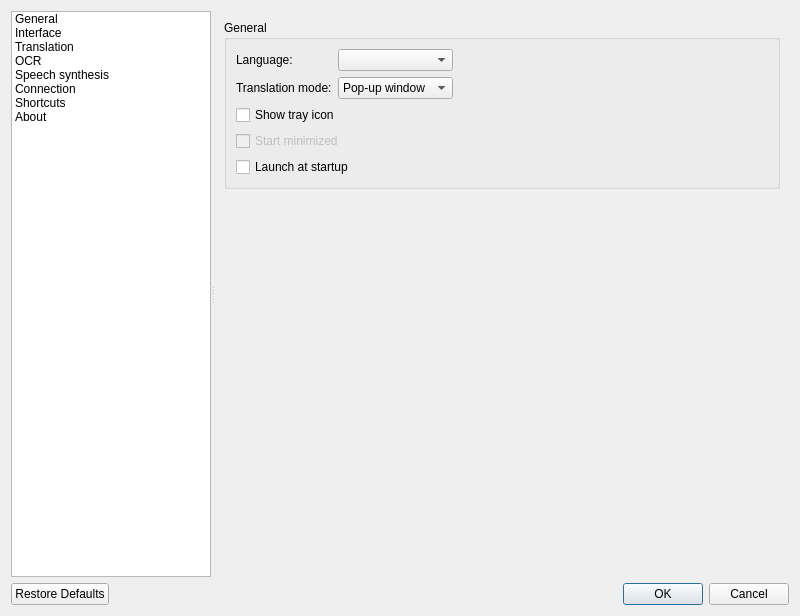
First picture: the form in src/settings/settingsdialog.ui, repository crow-translate/crow-translate, before the edit.
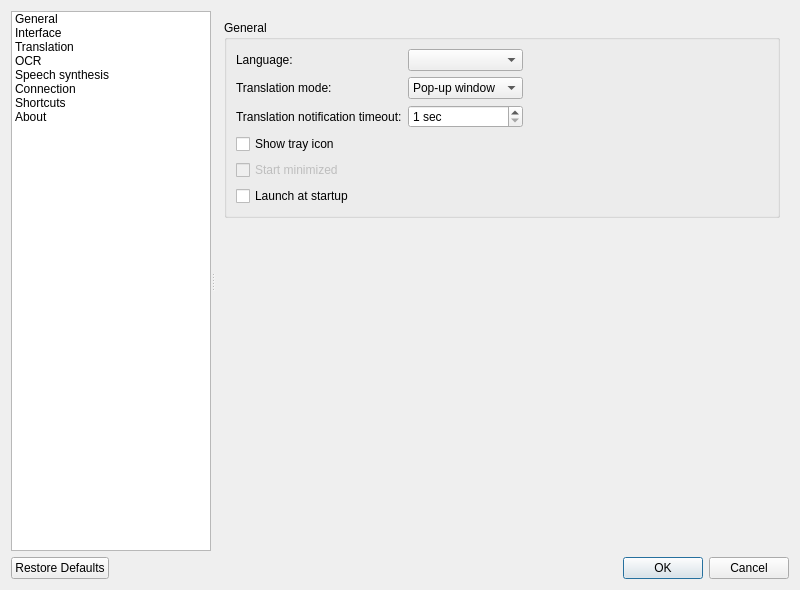
Second picture: the form after the edit. Icons and pictures are not drawn. Custom widgets are drawn as their Qt base class.

Commit message: Move notification timeout to General section It's more behavior configuration then interface.

Patch:
```diff
--- a/src/settings/settingsdialog.ui
+++ b/src/settings/settingsdialog.ui
@@ -7,7 +7,7 @@
     <x>0</x>
     <y>0</y>
     <width>800</width>
-    <height>616</height>
+    <height>590</height>
    </rect>
   </property>
   <property name="windowTitle">
@@ -131,7 +131,7 @@
           <property name="title">
            <string>General</string>
           </property>
-          <layout class="QGridLayout" name="generalBoxLayout" columnstretch="0,0,1">
+          <layout class="QGridLayout" name="gridLayout">
            <item row="0" column="0">
             <widget class="QLabel" name="localeLabel">
              <property name="sizePolicy">
@@ -145,10 +145,43 @@
              </property>
             </widget>
            </item>
-           <item row="1" column="0">
-            <widget class="QLabel" name="windowModeLabel">
+           <item row="5" column="0">
+            <widget class="QCheckBox" name="autostartCheckBox">
+             <property name="toolTip">
+              <string>&lt;html&gt;&lt;head/&gt;&lt;body&gt;&lt;p&gt;Run the application at system startup&lt;/p&gt;&lt;/body&gt;&lt;/html&gt;</string>
+             </property>
              <property name="text">
-              <string>Translation mode:</string>
+              <string>Launch at startup</string>
+             </property>
+            </widget>
+           </item>
+           <item row="2" column="0">
+            <widget class="QLabel" name="translationNotificationTimeoutLabel">
+             <property name="text">
+              <string>Translation notification timeout:</string>
+             </property>
+            </widget>
+           </item>
+           <item row="3" column="0">
+            <widget class="QCheckBox" name="showTrayIconCheckBox">
+             <property name="toolTip">
+              <string>&lt;html&gt;&lt;head/&gt;&lt;body&gt;&lt;p&gt;Display icon in the system tray&lt;/p&gt;&lt;/body&gt;&lt;/html&gt;</string>
+             </property>
+             <property name="text">
+              <string>Show tray icon</string>
+             </property>
+            </widget>
+           </item>
+           <item row="4" column="0">
+            <widget class="QCheckBox" name="startMinimizedCheckBox">
+             <property name="enabled">
+              <bool>false</bool>
+             </property>
+             <property name="toolTip">
+              <string>&lt;html&gt;&lt;head/&gt;&lt;body&gt;&lt;p&gt;Start application minimized to the system tray&lt;/p&gt;&lt;/body&gt;&lt;/html&gt;</string>
+             </property>
+             <property name="text">
+              <string>Start minimized</string>
              </property>
             </widget>
            </item>
@@ -181,38 +214,41 @@
              </property>
             </widget>
            </item>
-           <item row="4" column="0" colspan="2">
-            <widget class="QCheckBox" name="autostartCheckBox">
+           <item row="2" column="1">
+            <widget class="QSpinBox" name="translationNotificationTimeoutSpinBox">
              <property name="toolTip">
               <string>&lt;html&gt;&lt;head/&gt;&lt;body&gt;&lt;p&gt;Run the application at system startup&lt;/p&gt;&lt;/body&gt;&lt;/html&gt;</string>
              </property>
-             <property name="text">
-              <string>Launch at startup</string>
+             <property name="suffix">
+              <string> sec</string>
              </property>
-            </widget>
-           </item>
-           <item row="3" column="0" colspan="3">
-            <widget class="QCheckBox" name="startMinimizedCheckBox">
-             <property name="enabled">
-              <bool>false</bool>
+             <property name="minimum">
+              <number>1</number>
              </property>
              <property name="toolTip">
               <string>&lt;html&gt;&lt;head/&gt;&lt;body&gt;&lt;p&gt;Start application minimized to the system tray&lt;/p&gt;&lt;/body&gt;&lt;/html&gt;</string>
              </property>
+            </widget>
+           </item>
+           <item row="1" column="0">
+            <widget class="QLabel" name="windowModeLabel">
              <property name="text">
-              <string>Start minimized</string>
+              <string>Translation mode:</string>
              </property>
             </widget>
            </item>
-           <item row="2" column="0" colspan="3">
-            <widget class="QCheckBox" name="showTrayIconCheckBox">
-             <property name="toolTip">
-              <string>&lt;html&gt;&lt;head/&gt;&lt;body&gt;&lt;p&gt;Display icon in the system tray&lt;/p&gt;&lt;/body&gt;&lt;/html&gt;</string>
+           <item row="0" column="2">
+            <spacer name="horizontalSpacer">
+             <property name="orientation">
+              <enum>Qt::Horizontal</enum>
              </property>
-             <property name="text">
-              <string>Show tray icon</string>
+             <property name="sizeHint" stdset="0">
+              <size>
+               <width>40</width>
+               <height>20</height>
+              </size>
              </property>
-            </widget>
+            </spacer>
            </item>
           </layout>
          </widget>
@@ -377,38 +413,6 @@
           </layout>
          </widget>
         </item>
-        <item>
-         <widget class="QGroupBox" name="translationNotificationGroupBox">
-          <property name="title">
-           <string>Notification</string>
-          </property>
-          <layout class="QFormLayout" name="translationNotificationBoxLayout">
-           <item row="0" column="0">
-            <widget class="QLabel" name="translationNotificationTimeoutLabel">
-             <property name="text">
-              <string>Translation notification timeout:</string>
-             </property>
-            </widget>
-           </item>
-           <item row="0" column="1">
-            <widget class="QSpinBox" name="translationNotificationTimeoutSpinBox">
-             <property name="toolTip">
-              <string>&lt;html&gt;&lt;head/&gt;&lt;body&gt;&lt;p&gt;Notification with translation display time&lt;/p&gt;&lt;/body&gt;&lt;/html&gt;</string>
-             </property>
-             <property name="suffix">
-              <string> sec</string>
-             </property>
-             <property name="minimum">
-              <number>1</number>
-             </property>
-             <property name="maximum">
-              <number>60</number>
-             </property>
-            </widget>
-           </item>
-          </layout>
-         </widget>
-        </item>
         <item>
          <widget class="QGroupBox" name="languageFormatGroupBox">
           <property name="title">
```
Left out of the diff: 32 changed lines with no effect on the pictures. The commit also changes 5 other files.
